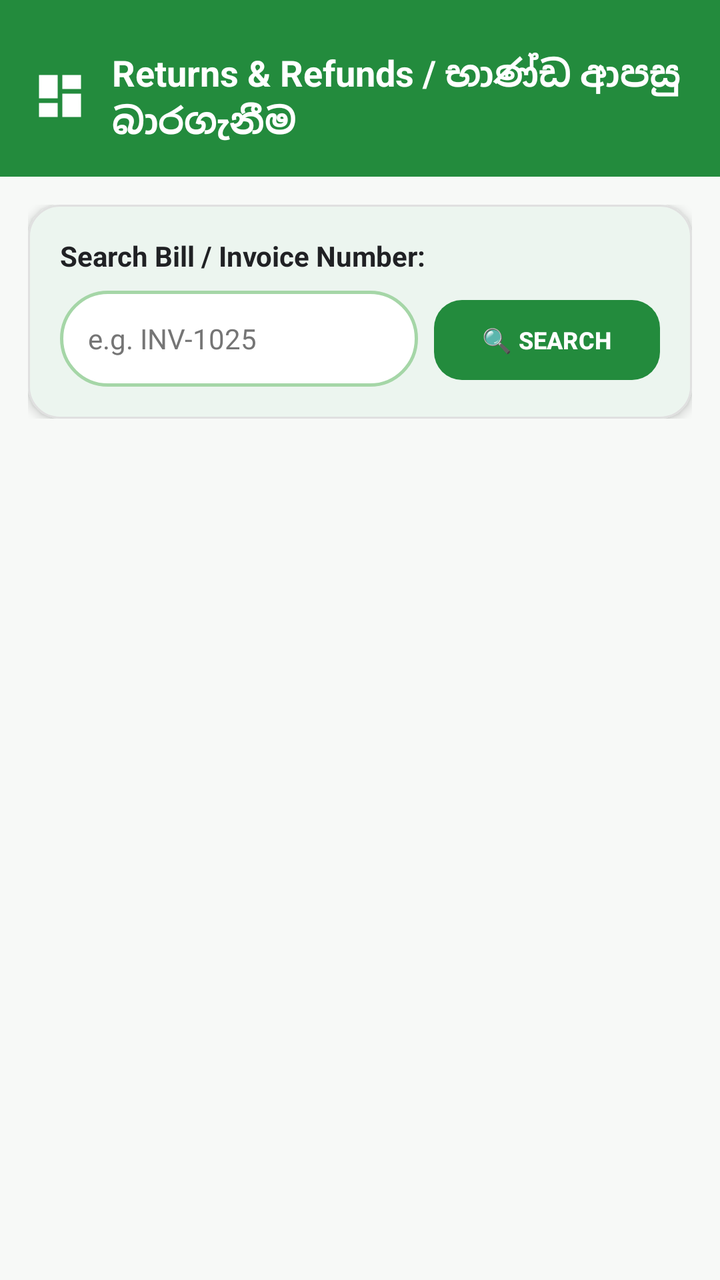
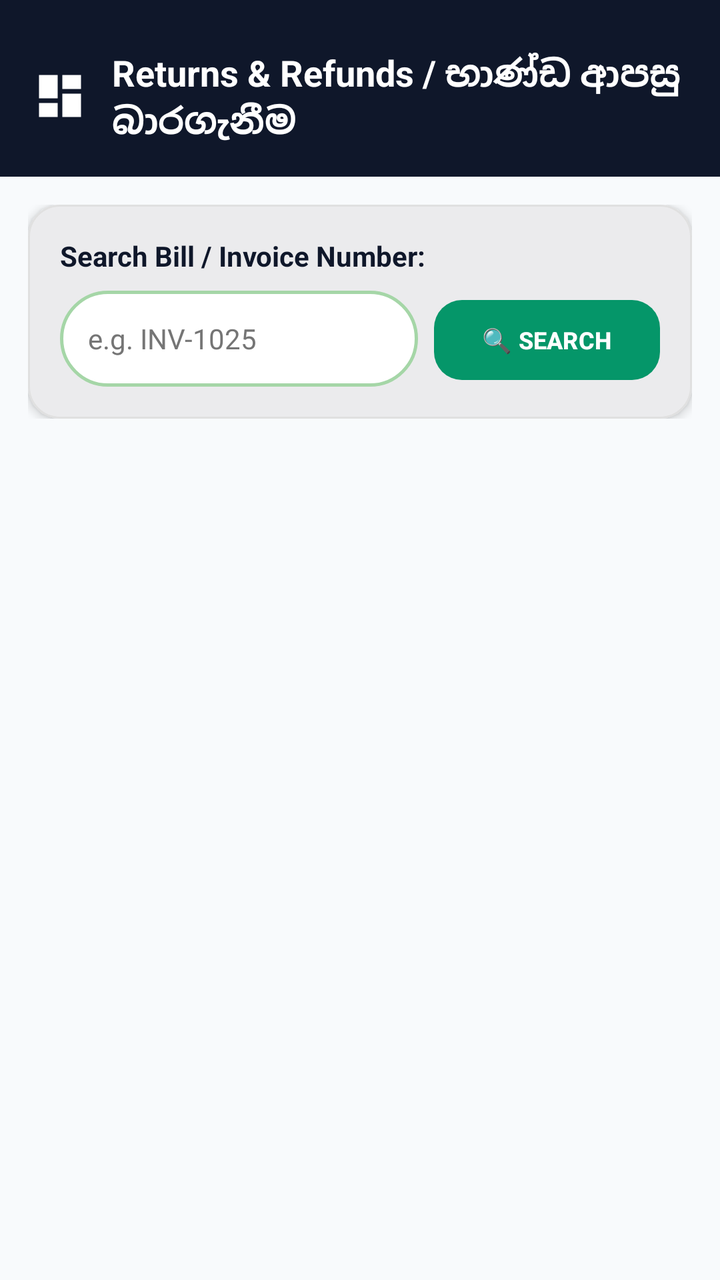

Compare the two renders of this Android layout. The source of the first and the diff that turns it into the second are given below.
<!-- AndroidManifest.xml: application theme Theme.PosSystem -->
<!-- res/layout/activity_returns.xml -->
<?xml version="1.0" encoding="utf-8"?>
<LinearLayout xmlns:android="http://schemas.android.com/apk/res/android"
    xmlns:app="http://schemas.android.com/apk/res-auto"
    android:layout_width="match_parent"
    android:layout_height="match_parent"
    android:fitsSystemWindows="true"
    android:background="@color/green_bg_light"
    android:orientation="vertical">

    
    <LinearLayout
        android:layout_width="match_parent"
        android:layout_height="wrap_content"
        android:background="@color/green_primary"
        android:gravity="center_vertical"
        android:orientation="horizontal"
        android:paddingHorizontal="16dp"
        android:paddingTop="24dp"
        android:paddingBottom="16dp">

        <ImageView
            android:id="@+id/btnBackReturns"
            android:layout_width="28dp"
            android:layout_height="28dp"
            android:contentDescription="Back"
            android:src="@drawable/ic_dashboard"
            app:tint="@color/white" />

        <TextView
            android:layout_width="wrap_content"
            android:layout_height="wrap_content"
            android:layout_marginStart="12dp"
            android:text="Returns &amp; Refunds / භාණ්ඩ ආපසු බාරගැනීම"
            android:textColor="@color/white"
            android:textSize="18sp"
            android:textStyle="bold" />
    </LinearLayout>

    <ScrollView
        android:layout_width="match_parent"
        android:layout_height="0dp"
        android:layout_weight="1"
        android:padding="14dp">

        <LinearLayout
            android:layout_width="match_parent"
            android:layout_height="wrap_content"
            android:orientation="vertical">

            
            <com.google.android.material.card.MaterialCardView
                android:layout_width="match_parent"
                android:layout_height="wrap_content"
                app:cardBackgroundColor="@color/white"
                app:cardCornerRadius="16dp"
                app:cardElevation="3dp"
                app:strokeColor="#E0E0E0"
                app:strokeWidth="1dp">

                <LinearLayout
                    android:layout_width="match_parent"
                    android:layout_height="wrap_content"
                    android:orientation="vertical"
                    android:padding="16dp">

                    <TextView
                        android:layout_width="wrap_content"
                        android:layout_height="wrap_content"
                        android:text="Search Bill / Invoice Number:"
                        android:textColor="@color/black"
                        android:textSize="14sp"
                        android:textStyle="bold" />

                    <LinearLayout
                        android:layout_width="match_parent"
                        android:layout_height="wrap_content"
                        android:layout_marginTop="8dp"
                        android:orientation="horizontal">

                        <EditText
                            android:id="@+id/etSearchInvoiceNo"
                            android:layout_width="0dp"
                            android:layout_height="48dp"
                            android:layout_weight="1"
                            android:background="@drawable/bg_search_pill"
                            android:hint="e.g. INV-1025"
                            android:inputType="text"
                            android:paddingHorizontal="14dp"
                            android:textColor="@color/black"
                            android:textColorHint="#757575"
                            android:textSize="14sp" />

                        <Button
                            android:id="@+id/btnSearchInvoice"
                            style="@style/GreenButton"
                            android:layout_width="wrap_content"
                            android:layout_height="48dp"
                            android:layout_marginStart="8dp"
                            android:text="🔍 SEARCH"
                            android:textSize="12sp"
                            android:textStyle="bold" />
                    </LinearLayout>

                </LinearLayout>
            </com.google.android.material.card.MaterialCardView>

            
            <LinearLayout
                android:id="@+id/layoutFoundInvoice"
                android:layout_width="match_parent"
                android:layout_height="wrap_content"
                android:layout_marginTop="14dp"
                android:orientation="vertical"
                android:visibility="gone">

                <TextView
                    android:id="@+id/tvFoundInvoiceHeader"
                    android:layout_width="wrap_content"
                    android:layout_height="wrap_content"
                    android:text="Invoice: #INV-1025 • Date: 01/09/2026"
                    android:textColor="@color/green_primary_dark"
                    android:textSize="14sp"
                    android:textStyle="bold" />

                
                <LinearLayout
                    android:id="@+id/containerReturnItems"
                    android:layout_width="match_parent"
                    android:layout_height="wrap_content"
                    android:layout_marginTop="8dp"
                    android:orientation="vertical" />

                
                <com.google.android.material.card.MaterialCardView
                    android:layout_width="match_parent"
                    android:layout_height="wrap_content"
                    android:layout_marginTop="16dp"
                    app:cardBackgroundColor="@color/white"
                    app:cardCornerRadius="16dp"
                    app:cardElevation="3dp"
                    app:strokeColor="@color/green_primary"
                    app:strokeWidth="1.5dp">

                    <LinearLayout
                        android:layout_width="match_parent"
                        android:layout_height="wrap_content"
                        android:orientation="vertical"
                        android:padding="16dp">

                        <LinearLayout
                            android:layout_width="match_parent"
                            android:layout_height="wrap_content"
                            android:orientation="horizontal">

                            <TextView
                                android:layout_width="0dp"
                                android:layout_height="wrap_content"
                                android:layout_weight="1"
                                android:text="TOTAL REFUND:"
                                android:textColor="@color/black"
                                android:textSize="16sp"
                                android:textStyle="bold" />

                            <TextView
                                android:id="@+id/tvTotalRefundAmount"
                                android:layout_width="wrap_content"
                                android:layout_height="wrap_content"
                                android:text="LKR 0.00"
                                android:textColor="@color/green_primary"
                                android:textSize="22sp"
                                android:textStyle="bold" />
                        </LinearLayout>

                        <Button
                            android:id="@+id/btnConfirmReturn"
                            style="@style/GreenButton"
                            android:layout_width="match_parent"
                            android:layout_height="52dp"
                            android:layout_marginTop="14dp"
                            android:text="✓ CONFIRM RETURN &amp; REFUND"
                            android:textSize="15sp"
                            android:textStyle="bold" />

                    </LinearLayout>
                </com.google.android.material.card.MaterialCardView>

            </LinearLayout>

        </LinearLayout>
    </ScrollView>

</LinearLayout>
<!-- resources referenced by this layout -->
<resources>
  <color name="black">#202124</color>
  <color name="green_bg_light">#F7F9F7</color>
  <color name="green_primary">#238B3D</color>
  <color name="green_primary_dark">#176B2C</color>
  <color name="white">#FFFFFF</color>
  <!-- drawable bg_search_pill (drawable) -->
  <?xml version="1.0" encoding="utf-8"?>
  <shape xmlns:android="http://schemas.android.com/apk/res/android"
      android:shape="rectangle">
      <solid android:color="@color/white" />
      <corners android:radius="24dp" />
      <stroke
          android:width="1.5dp"
          android:color="#A5D6A7" />
  </shape>
  <!-- drawable ic_dashboard (drawable) -->
  <vector xmlns:android="http://schemas.android.com/apk/res/android"
      android:width="24dp"
      android:height="24dp"
      android:viewportWidth="24"
      android:viewportHeight="24">
    <path
        android:fillColor="@color/green_primary"
        android:pathData="M3,13h8V3H3v10zm0,8h8v-6H3v6zm10,0h8V11h-8v10zm0,-18v6h8V3h-8z"/>
  </vector>
  <style name="GreenButton" parent="Widget.Material3.Button">
          <item name="backgroundTint">@color/green_primary</item>
          <item name="android:textColor">@color/white</item>
          <item name="cornerRadius">14dp</item>
      </style>
  <style name="Theme.PosSystem" parent="Base.Theme.PosSystem" />
  <style name="Base.Theme.PosSystem" parent="Theme.Material3.Light.NoActionBar">
          
          <item name="colorPrimary">@color/green_primary</item>
          <item name="colorPrimaryVariant">@color/green_primary_dark</item>
          <item name="colorOnPrimary">@color/white</item>
          
          <item name="colorSecondary">@color/green_primary_light</item>
          <item name="colorSecondaryVariant">@color/green_primary_dark</item>
          <item name="colorOnSecondary">@color/white</item>
          
          <item name="colorSurface">@color/white</item>
          <item name="colorSurfaceContainer">@color/white</item>
          <item name="colorSurfaceContainerLow">@color/white</item>
          <item name="colorSurfaceContainerHigh">@color/white</item>
          <item name="colorSurfaceContainerHighest">@color/white</item>
          
          <item name="android:statusBarColor">@color/green_primary_dark</item>
          
          <item name="android:textColorHint">#6B7280</item>
          <item name="android:editTextColor">@color/black</item>
          
          <item name="android:windowBackground">@color/green_bg_light</item>
      </style>
  <color name="green_primary_light">#34A853</color>
</resources>

<!-- the commit's change to res/layout/activity_returns.xml (unified diff, before → after) -->
@@ -11,7 +11,7 @@
     <LinearLayout
         android:layout_width="match_parent"
         android:layout_height="wrap_content"
-        android:background="@color/green_primary"
+        android:background="@color/slate_primary"
         android:gravity="center_vertical"
         android:orientation="horizontal"
         android:paddingHorizontal="16dp"
<!-- resource entries referenced after the edit -->
@@ -1,9 +1,10 @@
 <!-- resources referenced by this layout -->
 <resources>
-  <color name="black">#202124</color>
-  <color name="green_bg_light">#F7F9F7</color>
-  <color name="green_primary">#238B3D</color>
-  <color name="green_primary_dark">#176B2C</color>
+  <color name="black">#0F172A</color>
+  <color name="green_bg_light">#F8FAFC</color>
+  <color name="green_primary">#059669</color>
+  <color name="green_primary_dark">#047857</color>
+  <color name="slate_primary">#0F172A</color>
   <color name="white">#FFFFFF</color>
   <!-- drawable bg_search_pill (drawable) -->
   <?xml version="1.0" encoding="utf-8"?>
@@ -33,11 +34,11 @@
   <style name="Theme.PosSystem" parent="Base.Theme.PosSystem" />
   <style name="Base.Theme.PosSystem" parent="Theme.Material3.Light.NoActionBar">
           
-          <item name="colorPrimary">@color/green_primary</item>
-          <item name="colorPrimaryVariant">@color/green_primary_dark</item>
+          <item name="colorPrimary">@color/slate_primary</item>
+          <item name="colorPrimaryVariant">@color/slate_surface</item>
           <item name="colorOnPrimary">@color/white</item>
           
-          <item name="colorSecondary">@color/green_primary_light</item>
+          <item name="colorSecondary">@color/green_primary</item>
           <item name="colorSecondaryVariant">@color/green_primary_dark</item>
           <item name="colorOnSecondary">@color/white</item>
           
@@ -47,13 +48,15 @@
           <item name="colorSurfaceContainerHigh">@color/white</item>
           <item name="colorSurfaceContainerHighest">@color/white</item>
           
-          <item name="android:statusBarColor">@color/green_primary_dark</item>
+          <item name="android:statusBarColor">@color/slate_primary</item>
           
-          <item name="android:textColorHint">#6B7280</item>
-          <item name="android:editTextColor">@color/black</item>
+          <item name="android:textColorHint">@color/text_hint</item>
+          <item name="android:editTextColor">@color/text_primary</item>
           
           <item name="android:windowBackground">@color/green_bg_light</item>
       </style>
-  <color name="green_primary_light">#34A853</color>
+  <color name="slate_surface">#1E293B</color>
+  <color name="text_hint">#94A3B8</color>
+  <color name="text_primary">#0F172A</color>
 </resources>
 
